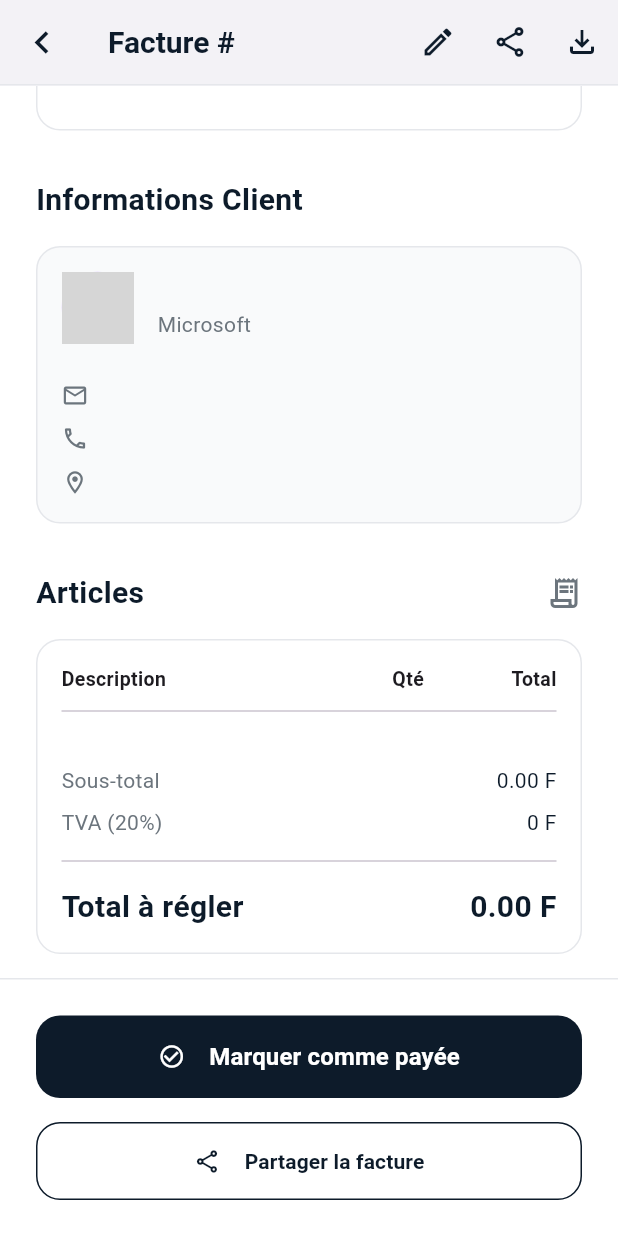
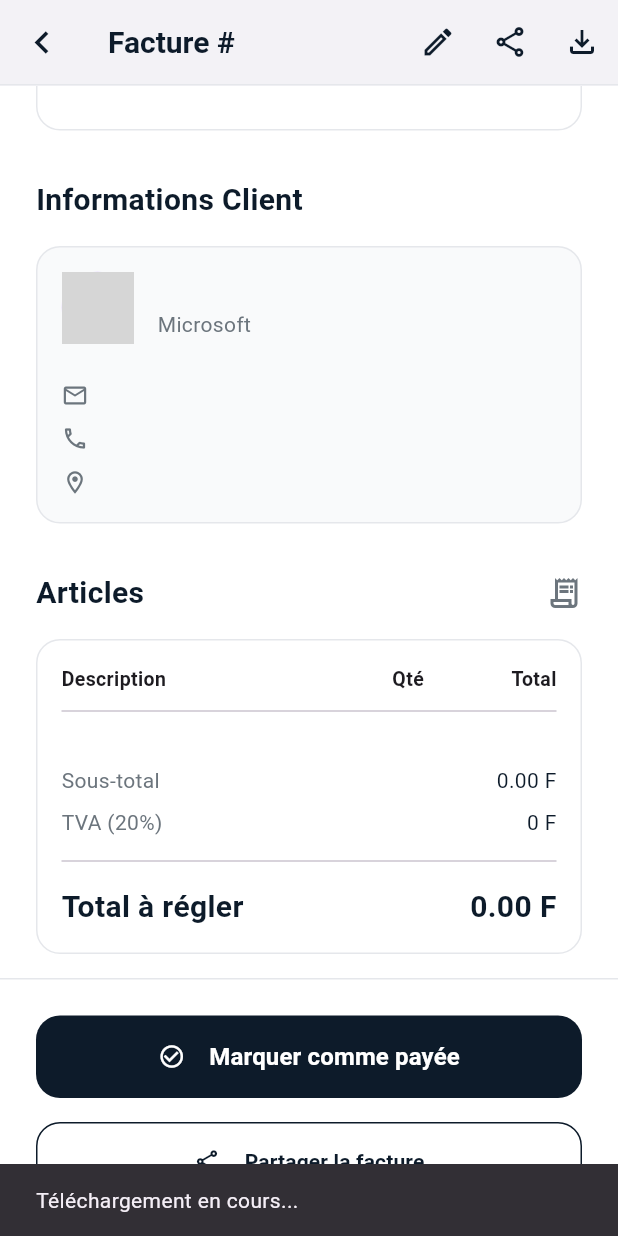
Before and after one commit to D-TECH-DEV/invoksa-mobile, a Flutter app: the InvoiceDetailScreen screen opened directly with empty values, scrolled down 169 dp, after a tap on the "file download" icon, on a phone screen of 412 x 824 dp. Run offline on Flutter 3.47's test engine with Material 3 defaults, Android fonts, the phone set to English and light mode, and no system bars; our stand-ins replace flutter_secure_storage, jwt_decoder, share_plus; missing offline and left inert: universal_html; accounts and stored records are empty; network calls fail; grey boxes are pictures that could not be loaded.

Commit message:
bug fix web

```diff
--- a/lib/core/services/api_service.dart
+++ b/lib/core/services/api_service.dart
@@ -1,4 +1,5 @@
 import 'dart:convert';
+import 'dart:typed_data';
 import 'package:http/http.dart' as http;
 import '../constants/api_constants.dart';
 import 'token_service.dart';
@@ -32,6 +33,24 @@ class ApiService {
         .timeout(ApiConstants.connectTimeout);
 
     return _handleResponse(response);
+  }
+
+  // GET BYTES
+  Future<Uint8List> getBytes(String endpoint) async {
+    final response = await http
+        .get(
+      Uri.parse("${ApiConstants.baseUrl}$endpoint"),
+      headers: await _headers(),
+    )
+        .timeout(ApiConstants.connectTimeout);
+
+    if (response.statusCode >= 200 && response.statusCode < 300) {
+      return response.bodyBytes;
+    } else if (response.statusCode == 401) {
+      throw Exception("Session expirée. Veuillez vous reconnecter.");
+    } else {
+      throw Exception("Erreur de téléchargement: ${response.statusCode}");
+    }
   }
 
   //  POST
--- a/lib/services/invoice_services.dart
+++ b/lib/services/invoice_services.dart
@@ -2,6 +2,8 @@ import 'package:invoksa/models/client.dart';
 import 'package:invoksa/models/invoice.dart';
 import 'package:invoksa/models/invoice_item.dart';
 import 'package:invoksa/repositories/invoice_repository.dart';
+import 'package:invoksa/core/services/api_service.dart';
+import 'dart:typed_data';
 
 class InvoiceServices {
   final InvoiceRepository _invoiceRepository = InvoiceRepository();
@@ -45,4 +47,9 @@ class InvoiceServices {
     await _invoiceRepository.update(invoice, invoice.id!);
     return invoiceUpdated;
   }
+
+  Future<Uint8List> getInvoicePdf(int id) async {
+    final ApiService apiService = ApiService();
+    return await apiService.getBytes("/invoices/$id/pdf");
+  }
 }
--- a/lib/view_models/invoice_viewmodel.dart
+++ b/lib/view_models/invoice_viewmodel.dart
@@ -1,4 +1,7 @@
+import 'dart:io';
 import 'package:flutter/foundation.dart';
+import 'package:path_provider/path_provider.dart';
+import 'package:universal_html/html.dart' as html;
 import 'package:invoksa/core/constants/api_constants.dart';
 import 'package:invoksa/models/client.dart';
 import 'package:invoksa/models/invoice.dart';
@@ -174,6 +177,51 @@ class InvoiceViewmodel extends ChangeNotifier {
       return false;
     }
   }
+
+  Future<void> downloadInvoicePdf(Invoice invoice) async {
+    try {
+      isLoading = true;
+      errorMessage = null;
+      notifyListeners();
+
+      if (invoice.id == null) {
+        throw Exception("ID de facture invalide");
+      }
+
+      final bytes = await _invoiceServices.getInvoicePdf(invoice.id!);
+      final filename = "Facture_${invoice.number ?? invoice.id}.pdf";
+
+      if (kIsWeb) {
+        // Logique Web pour forcer le téléchargement du PDF
+        final blob = html.Blob([bytes], 'application/pdf');
+        final url = html.Url.createObjectUrlFromBlob(blob);
+        final anchor = html.AnchorElement(href: url)
+          ..setAttribute("download", filename);
+        html.document.body?.append(anchor);
+        anchor.click();
+        anchor.remove();
+        html.Url.revokeObjectUrl(url);
+      } else {
+        // Logique Mobile/Desktop : sauvegarde temporaire et partage
+        final dir = await getTemporaryDirectory();
+        final file = File('${dir.path}/$filename');
+        await file.writeAsBytes(bytes);
+
+        await Share.shareXFiles(
+          [XFile(file.path)],
+          subject: 'Votre facture $filename',
+        );
+      }
+
+      isLoading = false;
+      notifyListeners();
+    } catch (e) {
+      isLoading = false;
+      errorMessage = "Erreur de téléchargement: $e";
+      notifyListeners();
+    }
+  }
+
   void shareInvoice(String token) {
     String publicLink ="${ApiConstants.baseUrl}/i/$token";
     Share.share(
--- a/lib/views/invoices/invoice_detail_screen.dart
+++ b/lib/views/invoices/invoice_detail_screen.dart
@@ -98,7 +98,20 @@ class _InvoiceDetailScreenState extends State<InvoiceDetailScreen> {
               Icons.file_download_outlined,
               color: AppColors.textPrimary,
             ),
-            onPressed: () {},
+            onPressed: () async {
+              ScaffoldMessenger.of(context).showSnackBar(
+                const SnackBar(content: Text('Téléchargement en cours...')),
+              );
+              await _invoiceViewmodel.downloadInvoicePdf(_currentInvoice);
+              if (_invoiceViewmodel.errorMessage != null && mounted) {
+                ScaffoldMessenger.of(context).showSnackBar(
+                  SnackBar(
+                    content: Text('Erreur: ${_invoiceViewmodel.errorMessage}'),
+                    backgroundColor: Colors.red,
+                  ),
+                );
+              }
+            },
           ),
         ],
         bottom: const PreferredSize(
--- a/pubspec.yaml
+++ b/pubspec.yaml
@@ -44,6 +44,9 @@ dependencies:
   share_plus: ^8.0.0
   flutter_localizations:
     sdk: flutter
+  path_provider: ^2.1.5
+  universal_html: ^2.3.0
+  #web: ^0.4.0
 
 flutter_launcher_icons:
     android: true
```
Also changed, not shown: pubspec.lock.
